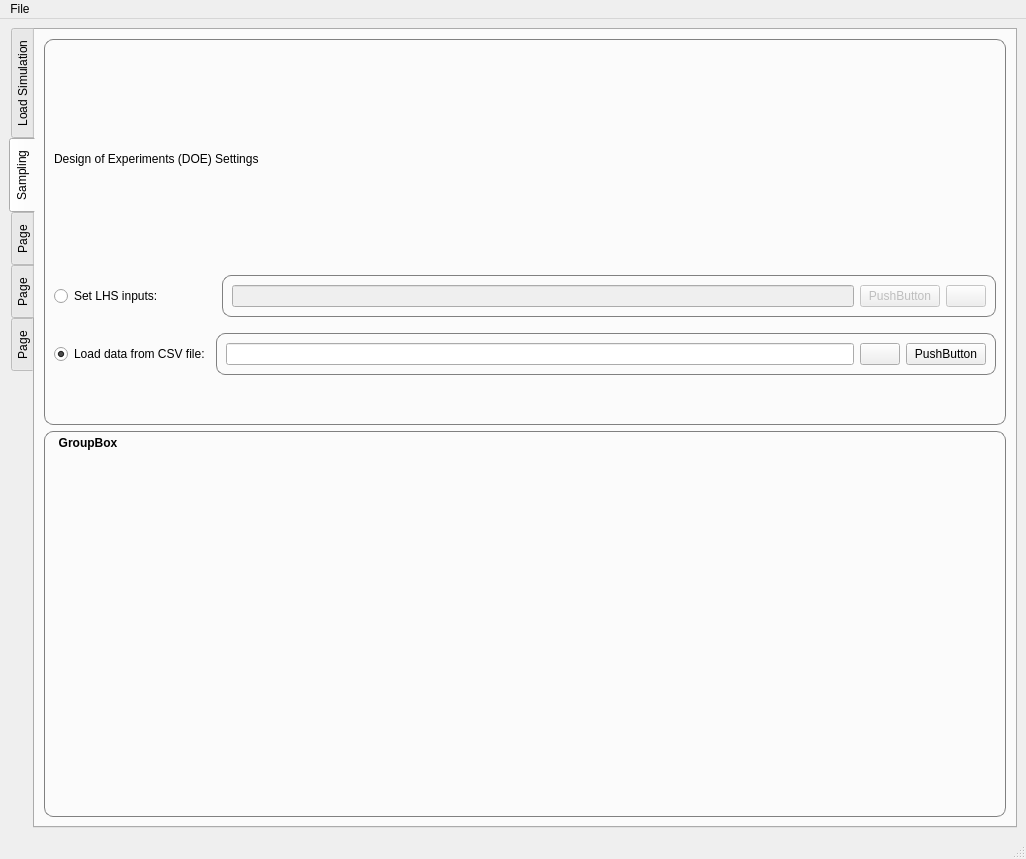
First picture: the form in gui/views/ui_files/mainwindow.ui, repository feslima/metacontrol, before the edit.
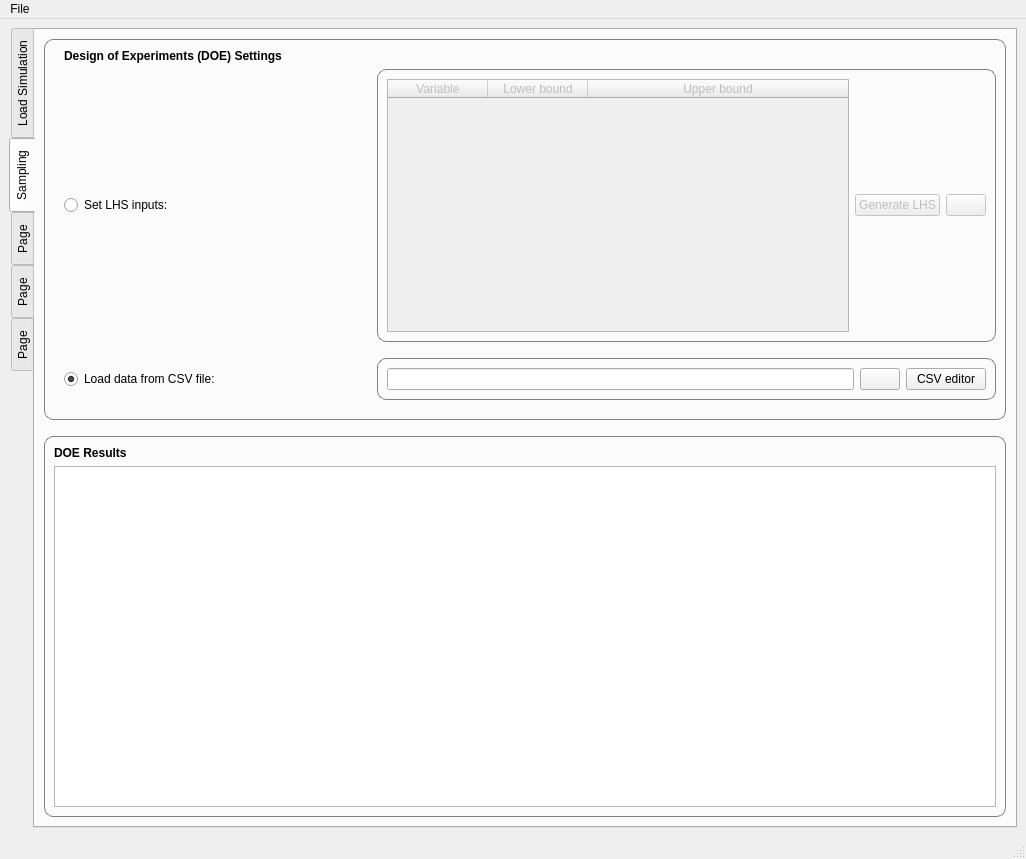
Second picture: the form after the edit. The open tabs and pages were chosen to show the change. Icons and pictures are not drawn.

```diff
--- a/gui/views/ui_files/mainwindow.ui
+++ b/gui/views/ui_files/mainwindow.ui
@@ -62,7 +62,7 @@
        <enum>QTabWidget::Rounded</enum>
       </property>
       <property name="currentIndex">
-       <number>1</number>
+       <number>0</number>
       </property>
       <property name="tabsClosable">
        <bool>false</bool>
@@ -813,7 +813,23 @@
            <string/>
           </property>
           <layout class="QGridLayout" name="gridLayout_5">
-           <item row="2" column="0">
+           <item row="1" column="0">
+            <spacer name="horizontalSpacer_6">
+             <property name="orientation">
+              <enum>Qt::Horizontal</enum>
+             </property>
+             <property name="sizeType">
+              <enum>QSizePolicy::Fixed</enum>
+             </property>
+             <property name="sizeHint" stdset="0">
+              <size>
+               <width>10</width>
+               <height>20</height>
+              </size>
+             </property>
+            </spacer>
+           </item>
+           <item row="2" column="1">
             <spacer name="verticalSpacer_2">
              <property name="orientation">
               <enum>Qt::Vertical</enum>
@@ -829,44 +845,7 @@
              </property>
             </spacer>
            </item>
-           <item row="3" column="1" colspan="2">
-            <widget class="QGroupBox" name="groupBox_7">
-             <property name="title">
-              <string/>
-             </property>
-             <layout class="QGridLayout" name="gridLayout_8">
-              <item row="0" column="0">
-               <widget class="QLineEdit" name="lineEdit"/>
-              </item>
-              <item row="0" column="1">
-               <widget class="QPushButton" name="pushButton_3">
-                <property name="text">
-                 <string/>
-                </property>
-                <property name="icon">
-                 <iconset resource="../../resources/icons.qrc">
-                  <normaloff>:/sampling/open_icon.svg</normaloff>:/sampling/open_icon.svg</iconset>
-                </property>
-               </widget>
-              </item>
-              <item row="0" column="2">
-               <widget class="QPushButton" name="pushButton_4">
-                <property name="text">
-                 <string>PushButton</string>
-                </property>
-               </widget>
-              </item>
-             </layout>
-            </widget>
-           </item>
-           <item row="0" column="0" colspan="3">
-            <widget class="QLabel" name="label_15">
-             <property name="text">
-              <string>Design of Experiments (DOE) Settings</string>
-             </property>
-            </widget>
-           </item>
-           <item row="1" column="0" colspan="2">
+           <item row="1" column="1">
             <widget class="QRadioButton" name="radioButton">
              <property name="text">
               <string>Set LHS inputs:</string>
@@ -876,7 +855,7 @@
              </property>
             </widget>
            </item>
-           <item row="3" column="0">
+           <item row="3" column="1">
             <widget class="QRadioButton" name="radioButton_2">
              <property name="text">
               <string>Load data from CSV file:</string>
@@ -886,7 +865,23 @@
              </property>
             </widget>
            </item>
-           <item row="1" column="2">
+           <item row="4" column="1">
+            <spacer name="verticalSpacer_3">
+             <property name="orientation">
+              <enum>Qt::Vertical</enum>
+             </property>
+             <property name="sizeType">
+              <enum>QSizePolicy::Maximum</enum>
+             </property>
+             <property name="sizeHint" stdset="0">
+              <size>
+               <width>20</width>
+               <height>10</height>
+              </size>
+             </property>
+            </spacer>
+           </item>
+           <item row="1" column="2" colspan="2">
             <widget class="QGroupBox" name="groupBox_5">
              <property name="enabled">
               <bool>false</bool>
@@ -896,21 +891,39 @@
              </property>
              <layout class="QHBoxLayout" name="horizontalLayout">
               <item>
-               <widget class="QLineEdit" name="lineEdit_10">
-                <property name="readOnly">
+               <widget class="QTableWidget" name="tableWidget_2">
+                <attribute name="horizontalHeaderStretchLastSection">
                  <bool>true</bool>
-                </property>
+                </attribute>
+                <column>
+                 <property name="text">
+                  <string>Variable</string>
+                 </property>
+                </column>
+                <column>
+                 <property name="text">
+                  <string>Lower bound</string>
+                 </property>
+                </column>
+                <column>
+                 <property name="text">
+                  <string>Upper bound</string>
+                 </property>
+                </column>
                </widget>
               </item>
               <item>
                <widget class="QPushButton" name="pushButton">
                 <property name="text">
-                 <string>PushButton</string>
+                 <string>Generate LHS</string>
                 </property>
                </widget>
               </item>
               <item>
                <widget class="QPushButton" name="pushButton_2">
+                <property name="toolTip">
+                 <string>&lt;html&gt;&lt;head/&gt;&lt;body&gt;&lt;p&gt;Latin Hypercube Sampling (LHS) settings&lt;/p&gt;&lt;/body&gt;&lt;/html&gt;</string>
+                </property>
                 <property name="text">
                  <string/>
                 </property>
@@ -923,26 +936,60 @@
              </layout>
             </widget>
            </item>
-           <item row="4" column="0">
-            <spacer name="verticalSpacer_3">
-             <property name="orientation">
-              <enum>Qt::Vertical</enum>
+           <item row="3" column="2" colspan="2">
+            <widget class="QGroupBox" name="groupBox_7">
+             <property name="title">
+              <string/>
              </property>
-             <property name="sizeType">
-              <enum>QSizePolicy::Fixed</enum>
+             <layout class="QHBoxLayout" name="horizontalLayout_3">
+              <item>
+               <widget class="QLineEdit" name="lineEdit">
+                <property name="readOnly">
+                 <bool>true</bool>
+                </property>
+               </widget>
+              </item>
+              <item>
+               <widget class="QPushButton" name="pushButton_3">
+                <property name="toolTip">
+                 <string>&lt;html&gt;&lt;head/&gt;&lt;body&gt;&lt;p&gt;Select .csv file to extract the data from&lt;/p&gt;&lt;/body&gt;&lt;/html&gt;</string>
+                </property>
+                <property name="text">
+                 <string/>
+                </property>
+                <property name="icon">
+                 <iconset resource="../../resources/icons.qrc">
+                  <normaloff>:/sampling/open_icon.svg</normaloff>:/sampling/open_icon.svg</iconset>
+                </property>
+               </widget>
+              </item>
+              <item>
+               <widget class="QPushButton" name="pushButton_4">
+                <property name="text">
+                 <string>CSV editor</string>
+                </property>
+               </widget>
+              </item>
+             </layout>
+            </widget>
+           </item>
+           <item row="0" column="1">
+            <widget class="QLabel" name="label_15">
+             <property name="font">
+              <font>
+               <weight>75</weight>
+               <bold>true</bold>
+              </font>
              </property>
-             <property name="sizeHint" stdset="0">
-              <size>
-               <width>20</width>
-               <height>40</height>
-              </size>
+             <property name="text">
+              <string>Design of Experiments (DOE) Settings</string>
              </property>
-            </spacer>
+            </widget>
            </item>
           </layout>
          </widget>
         </item>
-        <item row="1" column="0">
+        <item row="2" column="0">
          <widget class="QGroupBox" name="groupBox_4">
           <property name="styleSheet">
            <string notr="true">QGroupBox {
@@ -959,10 +1006,48 @@
 }</string>
           </property>
           <property name="title">
-           <string>GroupBox</string>
+           <string/>
           </property>
+          <layout class="QGridLayout" name="gridLayout_8">
+           <item row="1" column="0">
+            <widget class="QTableWidget" name="tableWidget">
+             <property name="editTriggers">
+              <set>QAbstractItemView::NoEditTriggers</set>
+             </property>
+            </widget>
+           </item>
+           <item row="0" column="0">
+            <widget class="QLabel" name="label_16">
+             <property name="font">
+              <font>
+               <weight>75</weight>
+               <bold>true</bold>
+              </font>
+             </property>
+             <property name="text">
+              <string>DOE Results</string>
+             </property>
+            </widget>
+           </item>
+          </layout>
          </widget>
         </item>
+        <item row="1" column="0">
+         <spacer name="verticalSpacer_8">
+          <property name="orientation">
+           <enum>Qt::Vertical</enum>
+          </property>
+          <property name="sizeType">
+           <enum>QSizePolicy::Fixed</enum>
+          </property>
+          <property name="sizeHint" stdset="0">
+           <size>
+            <width>20</width>
+            <height>10</height>
+           </size>
+          </property>
+         </spacer>
+        </item>
        </layout>
       </widget>
       <widget class="QWidget" name="tab_3">
```
Left out of the diff: 16 changed lines with no effect on the pictures.
